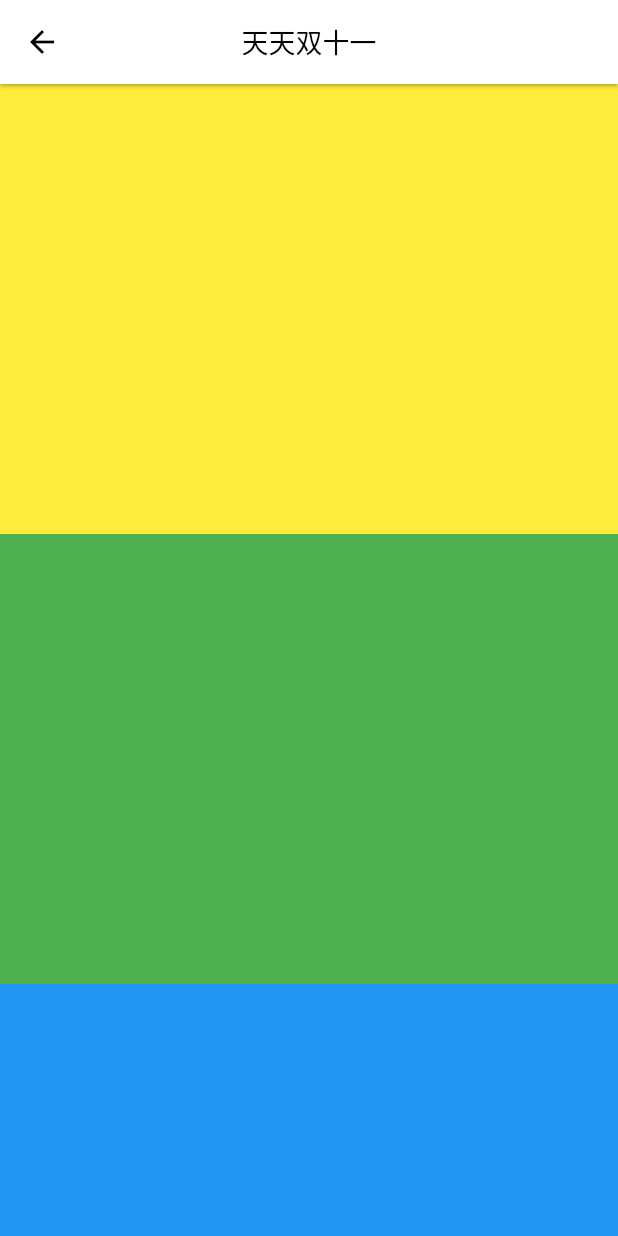
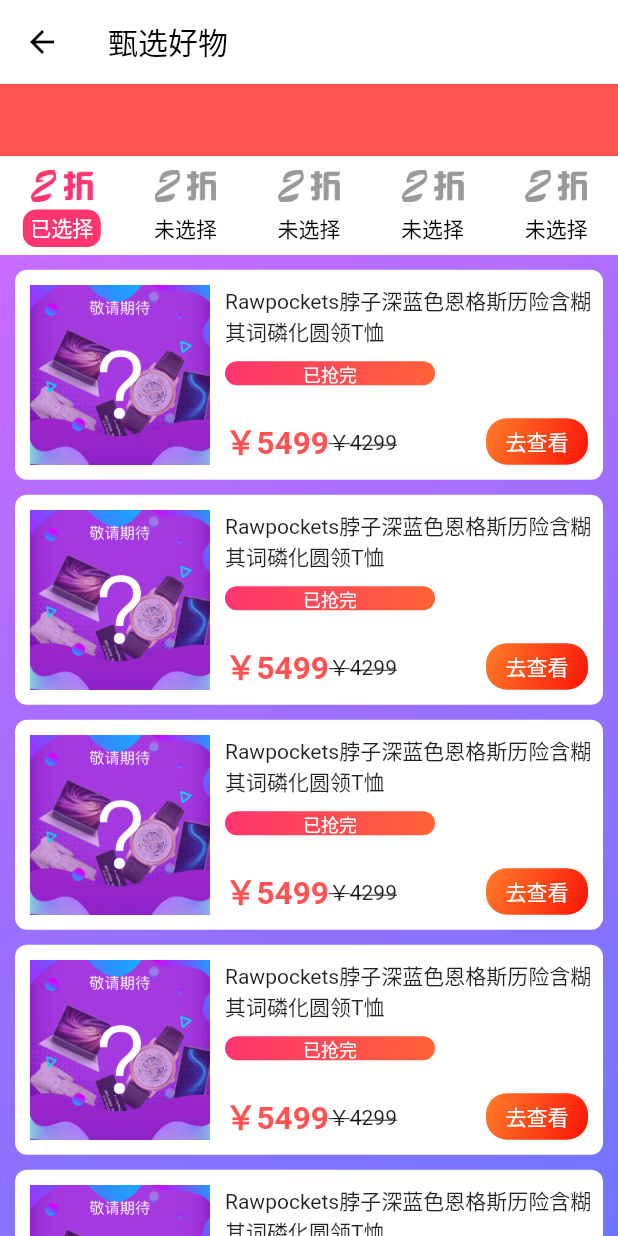
Before and after one commit to MysteryRan/RanMall_flutter, a Flutter app: the SpecialGoodsPage screen opened directly, on a phone screen of 412 x 824 dp. Run offline on Flutter 3.47's test engine with Material 2 defaults, Android fonts, the phone set to English and light mode, and no system bars; our stand-ins replace dio, flutter_swiper; missing offline and left inert: dart:ffi; network calls fail; statements that could not run were skipped.

Commit message:
自定义tabbar

```diff
--- a/lib/navigator/initialize_items.dart
+++ b/lib/navigator/initialize_items.dart
@@ -29,7 +29,7 @@
 
 List<Widget> pages = [
   RanHomePage(),
-  shopCar(),
+  ShopCar(),
   MinePage(),
   HybirdPage(),
 ];
--- /dev/null
+++ b/lib/pages/self_tab.dart
@@ -0,0 +1,110 @@
+import 'package:flutter/material.dart';
+import 'package:flutter_swiper/flutter_swiper.dart';
+
+class STab extends StatefulWidget {
+  // tab 集合
+  final List<Widget> tabs;
+  // 页面集合
+  final List<Widget> pages;
+
+  STab({Key key,this.tabs,this.pages}) : super(key: key);
+
+  @override
+  _STabState createState() => _STabState();
+}
+
+class _STabState extends State<STab> {
+  int selectedIndex = 0;
+  SwiperController swipeControl = new SwiperController();
+
+  // tab 索引变化回调
+  void onTabChange(index) {
+    setState(() {
+      selectedIndex = index;
+    });
+    swipeControl.move(index);
+  }
+
+  void onCancelClick() {
+    print('cancel');
+  }
+
+  void onPageChange(index) {
+    setState(() {
+      selectedIndex = index;
+    });
+  }
+
+  @override
+    Widget build(BuildContext context) {
+      return Container(
+        child: Column(
+          children: [
+          TabLayout(widget.tabs, selectedIndex, onTabChange, onCancelClick,context),
+          ContentLayout(widget.pages, swipeControl, onPageChange)
+        ],
+      ));
+    }
+  }
+
+/// 上面 Tab 的布局
+  Widget TabLayout(tabs, selectedIndex, onTabChange, onRightButtonClick,context) {
+    List<Widget> getItem() {
+      List<Widget> children = [];
+      for (var i = 0; i < tabs.length; i++) {
+        children.add(
+          GestureDetector(
+            onTap: () {
+              onTabChange(i);
+            },
+            child: Container(
+          child: Column(
+            children: [
+              SizedBox(height: 9),
+              selectedIndex == i ? Image.asset('images/2_discard_selected.png',width: MediaQuery.of(context).size.width / 10.0,) :
+              Image.asset('images/2_discard_unselected.png',width: MediaQuery.of(context).size.width / 10.0,),
+              SizedBox(height: 5),
+              selectedIndex == i ? Container(decoration: BoxDecoration(
+                color: Color.fromRGBO(255, 53, 111, 1),
+                borderRadius: BorderRadius.circular(9)
+              ),padding: EdgeInsets.fromLTRB(5, 2, 5, 2) ,child: Text('已选择', style: TextStyle(color: Colors.white),),) : Container(decoration: BoxDecoration(
+                color: Colors.transparent
+                // borderRadius: BorderRadius.circular(9)
+              ),padding: EdgeInsets.fromLTRB(5, 2, 5, 2) ,child: Text('未选择', style: TextStyle(color: Colors.black),),)
+            ]
+          ),
+          )
+          ),
+        );
+      }
+      return children;
+  }
+
+  return Container(
+    padding: EdgeInsets.fromLTRB(0, 0, 0, 5),
+    color: Colors.white,
+    child: Row(
+      mainAxisAlignment: MainAxisAlignment.spaceAround,
+      children: getItem(),
+      ),
+    );
+  }
+
+/// 下面页面内容布局
+  Widget ContentLayout(pages, swipeControl, onIndexChanged) {
+    return Expanded(
+      child: Container(
+        decoration: BoxDecoration(color: Colors.white),
+        child: Swiper(
+        itemCount: pages.length,
+        itemBuilder: (BuildContext context, int index) {
+          return pages[index];
+        },
+        loop: false,
+        onIndexChanged: (index) {
+        onIndexChanged(index);
+        },
+        controller: swipeControl,
+      )),
+    );
+  }
--- a/lib/pages/shop_car.dart
+++ b/lib/pages/shop_car.dart
@@ -1,5 +1,3 @@
-import 'dart:ffi';
-
 import 'package:RanMall_flutter/model/home_model.dart';
 import 'package:RanMall_flutter/model/shopcar_model.dart';
 import 'package:RanMall_flutter/pages/mine_page.dart';
@@ -14,8 +12,8 @@
   ShopCarModel(checked:false, count: 4,shopCarID: '4'),
 ];
 
-class shopCar extends StatelessWidget {
-  const shopCar({Key key}) : super(key: key);
+class ShopCar extends StatelessWidget {
+  const ShopCar({Key key}) : super(key: key);
 
   @override
   Widget build(BuildContext context) {
@@ -44,19 +42,19 @@
         brightness: Brightness.light,
           ),
       body:
-        shopCarContent(),
+        ShopCarContent(),
     );
   }
 }
 
-class shopCarContent extends StatefulWidget {
-  shopCarContent({Key key}) : super(key: key);
+class ShopCarContent extends StatefulWidget {
+  ShopCarContent({Key key}) : super(key: key);
 
   @override
-  _shopCarContentState createState() => _shopCarContentState();
+  _ShopCarContentState createState() => _ShopCarContentState();
 }
 
-class _shopCarContentState extends State<shopCarContent> {
+class _ShopCarContentState extends State<ShopCarContent> {
   List<ShopCarModel> shopcars = [];
   // 选中的购物车
   List<ShopCarModel>  selectedShopCars = [];
--- a/lib/pages/special_goods.dart
+++ b/lib/pages/special_goods.dart
@@ -1,3 +1,7 @@
+import 'package:RanMall_flutter/pages/everyday_cheap.dart';
+import 'package:RanMall_flutter/pages/self_tab.dart';
+import 'package:RanMall_flutter/pages/widget/every_cheap_item.dart';
+import 'package:RanMall_flutter/pages/widget/middle_avtivity.dart';
 import 'package:flutter/material.dart';
 
 class SpecialGoodsPage extends StatefulWidget {
@@ -22,50 +26,68 @@
 
   @override
   Widget build(BuildContext context) {
-    return Scaffold(
+    return DefaultTabController(
+      length: 3,
+      child: Scaffold(
         appBar: AppBar(
           leading: IconButton(
             icon: Icon(Icons.arrow_back, color: Colors.black),
             onPressed: () => Navigator.of(context).pop(),
           ),
-          elevation: 1.0,
-          centerTitle: true,
+          title: Text('甄选好物',style: TextStyle(fontSize: 20.0,color: Colors.black),),
           backgroundColor: Colors.white,
-          title: Text('天天双十一',style: TextStyle(fontSize: 18.0,color: Colors.black),),
+          elevation: 0,
+          bottom: PreferredSize(
+            preferredSize: const Size.fromHeight(48.0),
+            child: Container(
+                color: Colors.redAccent,
+                height: 48.0,
               ),
-        body: Stack(
-          alignment:Alignment.topCenter,
-          children: [
-            ListView(
-              children: [
-                Container(
-                  height: 300,
-                  color: Colors.red
             ),
-                Container(
-                  height: 300,
-                  color: Colors.green
           ),
-                Container(
-                  height: 300,
-                  color: Colors.blue
+        body: STab(
+          tabs: [
+          Text('', style: TextStyle(fontSize: 18, color: Colors.black),),
+          Text('', style: TextStyle(fontSize: 18, color: Colors.black)),
+          Text('', style: TextStyle(fontSize: 18, color: Colors.black),),
+          Text('', style: TextStyle(fontSize: 18, color: Colors.black)),
+          Text('', style: TextStyle(fontSize: 18, color: Colors.black),),
+          ],
+          pages: [CheapPage(),CheapPage(),CheapPage(),CheapPage(),CheapPage()],
                   ),
-                Container(
-                  height: 300,
-                  color: Colors.red
+                ));
+  }
+}
+
+class CheapPage extends StatefulWidget {
+  CheapPage({Key key}) : super(key: key);
+
+  @override
+  _CheapPageState createState() => _CheapPageState();
+}
+
+class _CheapPageState extends State<CheapPage> {
+  @override
+  Widget build(BuildContext context) {
+    return Container(
+      decoration: BoxDecoration(
+                  gradient: LinearGradient(
+                colors: [Color.fromRGBO(200, 107, 255, 1), Color.fromRGBO(111, 117, 255, 1)],
+                begin: Alignment.topLeft,
+                end: Alignment.bottomRight,
+              )),
+       child: CustomScrollView(
+              slivers: <Widget>[
+                SliverToBoxAdapter(
+                  child: SizedBox(height: 10),
                 ),
-                Container(
-                  height: 300,
-                  color: Colors.green
+                SliverFixedExtentList(
+                  delegate: SliverChildBuilderDelegate(
+                    (context, index) => EveryCheapItem(),
+                    childCount: 7,
+                  ), itemExtent: 150,
                 ),
-              ]
-            ),
-            Container(
-                  height: 300,
-                  color: Colors.yellow
-                ),
-
-          ]
+              ],
             )
     );
   }
```
Lines whose indentation alone changed are shown as unchanged.
